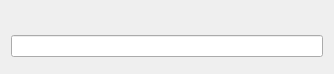
Qt form source/DialogPromptString.ui (eteran/nedit-ng) before a commit.
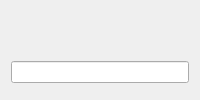
The same form after that commit.

Commit message: minimum widths for some dialogs

What changed in the file:
```diff
--- a/source/DialogPromptString.ui
+++ b/source/DialogPromptString.ui
@@ -6,10 +6,16 @@
    <rect>
     <x>0</x>
     <y>0</y>
-    <width>334</width>
-    <height>74</height>
+    <width>200</width>
+    <height>100</height>
    </rect>
   </property>
+  <property name="minimumSize">
+   <size>
+    <width>200</width>
+    <height>0</height>
+   </size>
+  </property>
   <property name="windowTitle">
    <string/>
   </property>
```
The commit also changes 2 other files.
